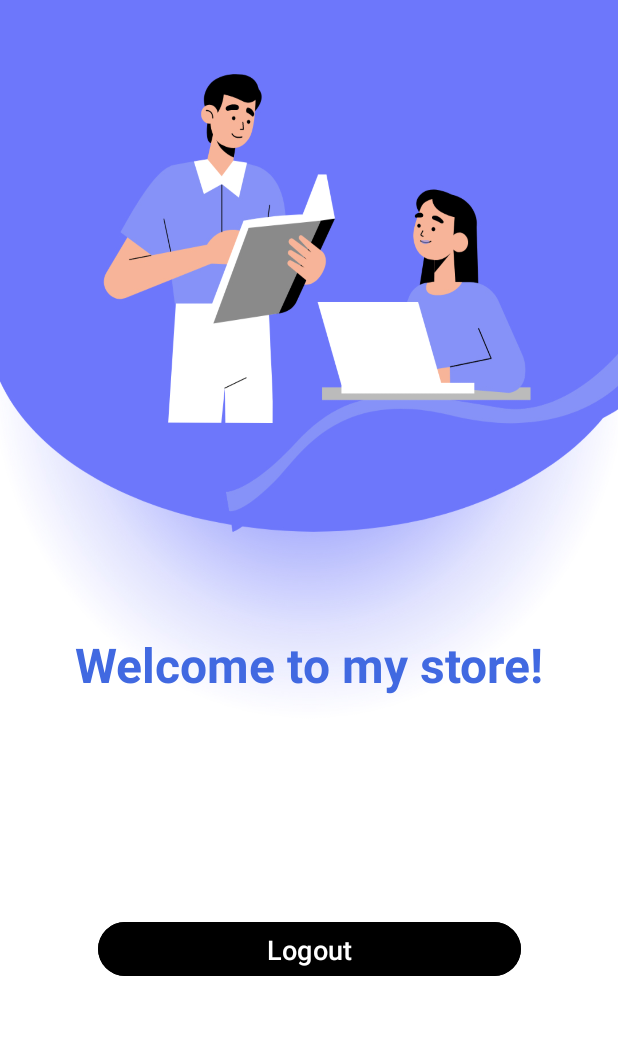
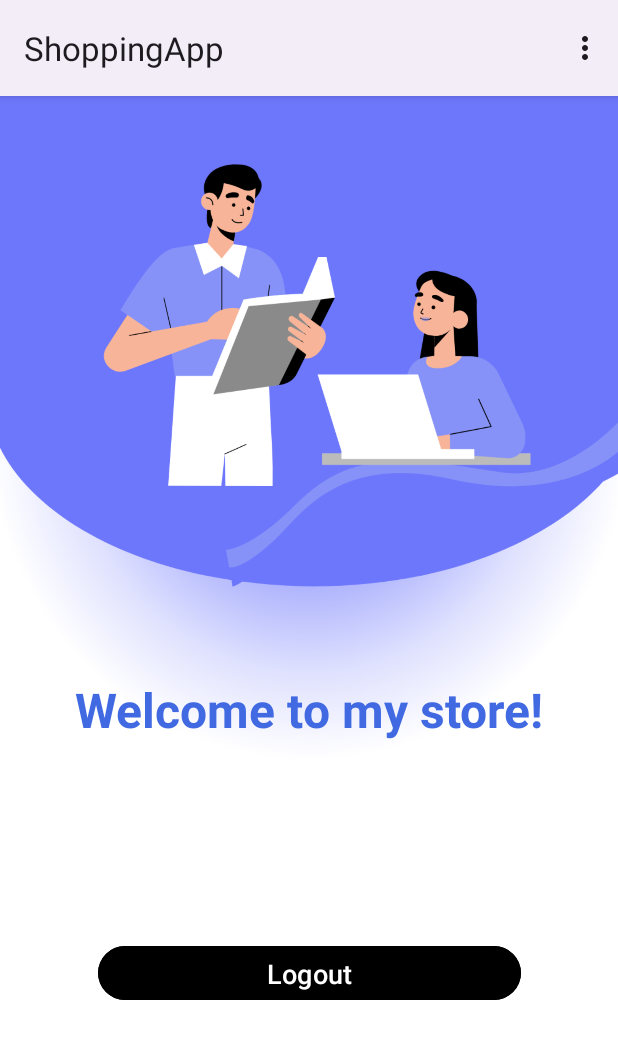
Before and after one commit to danieljagun/ShoppingAndroidApp, an Android app: the MainActivity screen opened directly, with no data from a screen before it, on a phone screen of 412 x 824 dp. Shown: the top 1039 px of the screen. Run offline under Robolectric (Android 15) with nearby library versions, the phone set to English and light mode, and no system bars; our stand-ins replace Firebase (no records; nobody signed in at launch, a user with empty details on screens opened directly).

Commit message:
purchase page

```diff
--- a/app/src/main/java/com/example/shoppingapp/MainActivity.java
+++ b/app/src/main/java/com/example/shoppingapp/MainActivity.java
@@ -1,18 +1,24 @@
 package com.example.shoppingapp;
+
+import android.content.Intent;
+import android.os.Bundle;
+import android.view.Menu;
+import android.view.MenuItem;
+import android.view.View;
+import android.widget.Button;
+import android.widget.TextView;
+import android.widget.Toast;
 
 import androidx.appcompat.app.AppCompatActivity;
 
-import android.content.Intent;
-import android.os.Bundle;
-import android.view.View;
-import android.widget.Button;
-
 import com.google.firebase.auth.FirebaseAuth;
+import com.google.firebase.auth.FirebaseUser;
 
 public class MainActivity extends AppCompatActivity {
 
     private FirebaseAuth auth;
     private Button logoutButton;
+    private TextView userEmailTextView;
 
     @Override
     protected void onCreate(Bundle savedInstanceState) {
@@ -20,8 +26,14 @@ public class MainActivity extends AppCompatActivity {
         setContentView(R.layout.activity_main);
 
         auth = FirebaseAuth.getInstance();
-        logoutButton= findViewById(R.id.logout_button);
+        logoutButton = findViewById(R.id.logout_button);
+        userEmailTextView = findViewById(R.id.user_email_text_view);
 
+        FirebaseUser user = auth.getCurrentUser();
+        if (user != null) {
+            String userEmail = ((FirebaseUser) user).getEmail();
+            userEmailTextView.setText(userEmail);
+        }
         logoutButton.setOnClickListener(new View.OnClickListener() {
             @Override
             public void onClick(View v) {
@@ -30,6 +42,31 @@ public class MainActivity extends AppCompatActivity {
                 finish();
             }
         });
+    }
 
+    @Override
+    public boolean onCreateOptionsMenu(Menu menu) {
+        //Inflate the menu; this adds items to the action bar if it is present.
+        getMenuInflater().inflate(R.menu.main_menu, menu);
+        return true;
+    }
+
+    public boolean onOptionsItemSelected(MenuItem item) {
+        // Handle item selection
+        int itemId = item.getItemId();
+
+        if (itemId == R.id.action_purchase) {
+            Toast.makeText(MainActivity.this, "Loading Purchase Screen", Toast.LENGTH_LONG).show();
+            Intent intent = new Intent(MainActivity.this, ShoppingActivity.class);
+            startActivity(intent);
+            return true;
+        } else if (itemId == R.id.action_cart) {
+            Toast.makeText(MainActivity.this, "Select Cart", Toast.LENGTH_LONG).show();
+            return true;
+        } else if (itemId == R.id.action_update) {
+            Toast.makeText(MainActivity.this, "Select Update", Toast.LENGTH_LONG).show();
+            return true;
+        }
+        return false;
     }
 }
--- a/app/src/main/res/layout/activity_main.xml
+++ b/app/src/main/res/layout/activity_main.xml
@@ -21,6 +21,7 @@
         app:layout_constraintTop_toTopOf="parent"
         app:layout_constraintVertical_bias="0.54" />
 
+
     <Button
         android:id="@+id/logout_button"
         android:layout_width="282dp"
@@ -35,5 +36,16 @@
         app:layout_constraintTop_toBottomOf="@+id/textView"
         app:layout_constraintVertical_bias="0.463" />
 
+    <TextView
+        android:id="@+id/user_email_text_view"
+        android:layout_width="230dp"
+        android:layout_height="57dp"
+        android:text="TextView"
+        android:textSize="20sp"
+        app:layout_constraintBottom_toTopOf="@+id/logout_button"
+        app:layout_constraintEnd_toEndOf="parent"
+        app:layout_constraintStart_toStartOf="parent"
+        app:layout_constraintTop_toBottomOf="@+id/textView" />
+
 
 </androidx.constraintlayout.widget.ConstraintLayout>
--- /dev/null
+++ b/app/src/main/res/menu/main_menu.xml
@@ -0,0 +1,20 @@
+<?xml version="1.0" encoding="utf-8"?>
+<menu xmlns:android="http://schemas.android.com/apk/res/android"
+    xmlns:app="http://schemas.android.com/apk/res-auto">
+
+    <item
+        android:id="@+id/action_purchase"
+        android:title="PURCHASE"
+        app:showAsAction="never"/>
+
+    <item
+        android:id="@+id/action_cart"
+        android:title="VIEW CART"
+        app:showAsAction="never" />
+
+    <item
+        android:id="@+id/action_update"
+        android:title="UPDATE"
+        app:showAsAction="never" />
+
+</menu>
--- a/app/src/main/res/values/themes.xml
+++ b/app/src/main/res/values/themes.xml
@@ -1,10 +1,15 @@
 <resources xmlns:tools="http://schemas.android.com/tools">
     <!-- Base application theme. -->
-    <style name="Base.Theme.ShoppingApp" parent="Theme.Material3.DayNight.NoActionBar">
+    <style name="Base.Theme.ShoppingApp" parent="Theme.Material3.DayNight">
         <item name="colorPrimaryVariant">@color/lavender</item>
         <!-- Customize your light theme here. -->
         <!-- <item name="colorPrimary">@color/my_light_primary</item> -->
+        <item name="android:actionBarStyle">@style/CustomActionBar</item>
     </style>
 
     <style name="Theme.ShoppingApp" parent="Base.Theme.ShoppingApp" />
+
+    <style name="CustomActionBar" parent="Widget.AppCompat.ActionBar">
+        <item name="android:background">@color/lavender</item>
+    </style>
 </resources>
```
Also changed, not shown: app/src/main/AndroidManifest.xml (+7 -5 lines), app/src/main/java/com/example/shoppingapp/ShoppingActivity.java (added, +102 -0 lines), app/src/main/res/layout/activity_shopping.xml (added, +75 -0 lines).
